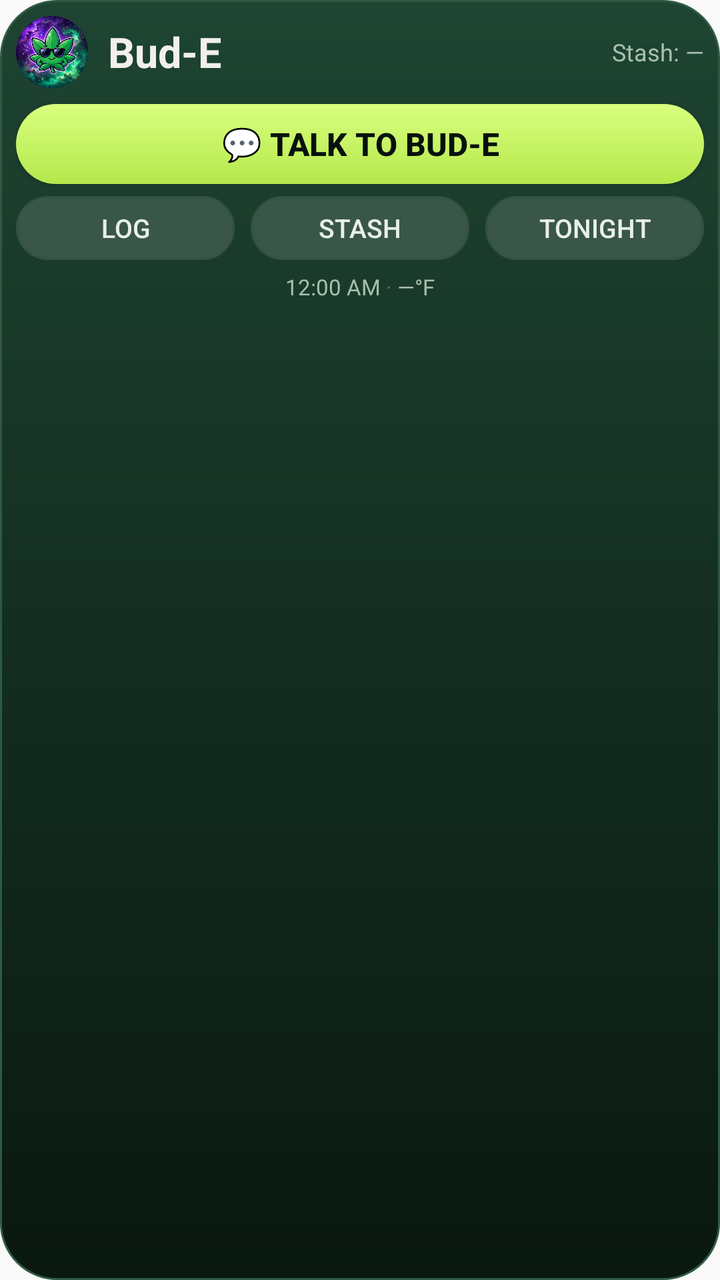
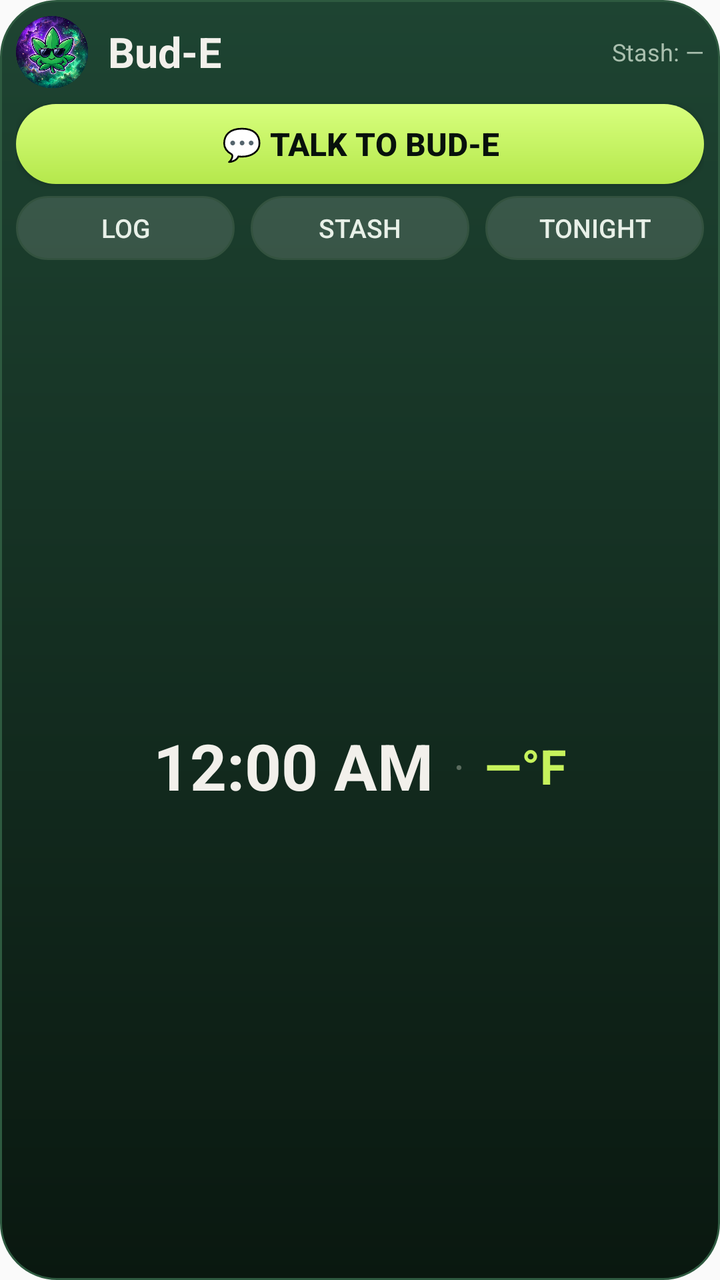

Before-and-after screenshots of an Android layout around one commit, followed by the original layout XML and the change that was made.
<!-- AndroidManifest.xml: application theme AppTheme -->
<!-- res/layout/bud_e_widget.xml -->
<?xml version="1.0" encoding="utf-8"?>
<LinearLayout xmlns:android="http://schemas.android.com/apk/res/android"
    android:layout_width="match_parent"
    android:layout_height="match_parent"
    android:background="@drawable/bud_e_widget_bg"
    android:orientation="vertical"
    android:padding="8dp">

    <LinearLayout
        android:id="@+id/widget_header"
        android:layout_width="match_parent"
        android:layout_height="wrap_content"
        android:gravity="center_vertical"
        android:orientation="horizontal">

        <ImageView
            android:id="@+id/widget_leaf"
            android:layout_width="36dp"
            android:layout_height="36dp"
            android:contentDescription="Bud-E"
            android:scaleType="fitCenter"
            android:src="@drawable/bud_e_bubble_icon" />

        <TextView
            android:id="@+id/widget_title"
            android:layout_width="wrap_content"
            android:layout_height="wrap_content"
            android:layout_marginStart="10dp"
            android:text="Bud-E"
            android:textColor="#f2f0eb"
            android:textSize="21sp"
            android:textStyle="bold" />

        <TextView
            android:id="@+id/widget_stash"
            android:layout_width="0dp"
            android:layout_height="wrap_content"
            android:layout_marginStart="12dp"
            android:layout_weight="1"
            android:gravity="end"
            android:maxLines="1"
            android:text="Stash: —"
            android:textColor="#a9bfae"
            android:textSize="12sp" />
    </LinearLayout>

    <Button
        android:id="@+id/widget_talk"
        android:layout_width="match_parent"
        android:layout_height="40dp"
        android:layout_marginTop="8dp"
        android:background="@drawable/bud_e_widget_btn_talk"
        android:minHeight="0dp"
        android:text="💬 Talk to Bud-E"
        android:textColor="#07110c"
        android:textSize="16sp"
        android:textStyle="bold" />

    <LinearLayout
        android:layout_width="match_parent"
        android:layout_height="wrap_content"
        android:layout_marginTop="6dp"
        android:orientation="horizontal">

        <Button
            android:id="@+id/widget_log"
            android:layout_width="0dp"
            android:layout_height="32dp"
            android:layout_weight="1"
            android:background="@drawable/bud_e_widget_btn_ghost"
            android:minHeight="0dp"
            android:text="Log"
            android:textColor="#e8f0e8"
            android:textSize="13sp" />

        <Button
            android:id="@+id/widget_stash_btn"
            android:layout_width="0dp"
            android:layout_height="32dp"
            android:layout_marginStart="8dp"
            android:layout_weight="1"
            android:background="@drawable/bud_e_widget_btn_ghost"
            android:minHeight="0dp"
            android:text="Stash"
            android:textColor="#e8f0e8"
            android:textSize="13sp" />

        <Button
            android:id="@+id/widget_tonight"
            android:layout_width="0dp"
            android:layout_height="32dp"
            android:layout_marginStart="8dp"
            android:layout_weight="1"
            android:background="@drawable/bud_e_widget_btn_ghost"
            android:minHeight="0dp"
            android:text="Tonight"
            android:textColor="#e8f0e8"
            android:textSize="13sp" />
    </LinearLayout>

    <LinearLayout
        android:layout_width="match_parent"
        android:layout_height="wrap_content"
        android:layout_marginTop="6dp"
        android:gravity="center_horizontal"
        android:orientation="horizontal">

        <TextClock
            android:id="@+id/widget_time"
            android:layout_width="wrap_content"
            android:layout_height="wrap_content"
            android:format12Hour="h:mm a"
            android:format24Hour="H:mm"
            android:textColor="#a9bfae"
            android:textSize="11sp" />

        <TextView
            android:layout_width="wrap_content"
            android:layout_height="wrap_content"
            android:text=" · "
            android:textColor="#5a6b5e"
            android:textSize="11sp" />

        <TextView
            android:id="@+id/widget_weather"
            android:layout_width="wrap_content"
            android:layout_height="wrap_content"
            android:maxLines="1"
            android:text="—°F"
            android:textColor="#a9bfae"
            android:textSize="11sp" />
    </LinearLayout>
</LinearLayout>
<!-- resources referenced by this layout -->
<resources>
  <!-- drawable bud_e_bubble_icon: png bitmap (drawable-xxxhdpi, 317716 bytes) -->
  <!-- drawable bud_e_widget_bg (drawable) -->
  <?xml version="1.0" encoding="utf-8"?>
  <shape xmlns:android="http://schemas.android.com/apk/res/android"
      android:shape="rectangle">
      <gradient
          android:startColor="#1e4432"
          android:endColor="#0a1810"
          android:angle="270" />
      <stroke
          android:width="1dp"
          android:color="#2e5a40" />
      <corners android:radius="28dp" />
  </shape>
  <!-- drawable bud_e_widget_btn_ghost (drawable) -->
  <?xml version="1.0" encoding="utf-8"?>
  <shape xmlns:android="http://schemas.android.com/apk/res/android"
      android:shape="rectangle">
      <solid android:color="#22FFFFFF" />
      <stroke
          android:width="1dp"
          android:color="#33523f" />
      <corners android:radius="20dp" />
  </shape>
  <!-- drawable bud_e_widget_btn_talk (drawable) -->
  <?xml version="1.0" encoding="utf-8"?>
  <shape xmlns:android="http://schemas.android.com/apk/res/android"
      android:shape="rectangle">
      <gradient
          android:startColor="#d8ff7e"
          android:endColor="#b5e84c"
          android:angle="270" />
      <corners android:radius="24dp" />
  </shape>
  <style name="AppTheme" parent="Theme.AppCompat.Light.DarkActionBar">
          
          <item name="colorPrimary">@color/colorPrimary</item>
          <item name="colorPrimaryDark">@color/colorPrimaryDark</item>
          <item name="colorAccent">@color/colorAccent</item>
      </style>
</resources>

<!-- the commit's change to res/layout/bud_e_widget.xml (unified diff, before → after) -->
@@ -100,9 +100,10 @@
 
     <LinearLayout
         android:layout_width="match_parent"
-        android:layout_height="wrap_content"
-        android:layout_marginTop="6dp"
-        android:gravity="center_horizontal"
+        android:layout_height="0dp"
+        android:layout_marginTop="4dp"
+        android:layout_weight="1"
+        android:gravity="center"
         android:orientation="horizontal">
 
         <TextClock
@@ -111,23 +112,27 @@
             android:layout_height="wrap_content"
             android:format12Hour="h:mm a"
             android:format24Hour="H:mm"
-            android:textColor="#a9bfae"
-            android:textSize="11sp" />
+            android:textColor="#f2f0eb"
+            android:textSize="32sp"
+            android:textStyle="bold" />
 
         <TextView
             android:layout_width="wrap_content"
             android:layout_height="wrap_content"
-            android:text=" · "
+            android:layout_marginStart="10dp"
+            android:text="·"
             android:textColor="#5a6b5e"
-            android:textSize="11sp" />
+            android:textSize="22sp" />
 
         <TextView
             android:id="@+id/widget_weather"
             android:layout_width="wrap_content"
             android:layout_height="wrap_content"
+            android:layout_marginStart="10dp"
             android:maxLines="1"
             android:text="—°F"
-            android:textColor="#a9bfae"
-            android:textSize="11sp" />
+            android:textColor="#c6f25c"
+            android:textSize="24sp"
+            android:textStyle="bold" />
     </LinearLayout>
 </LinearLayout>
